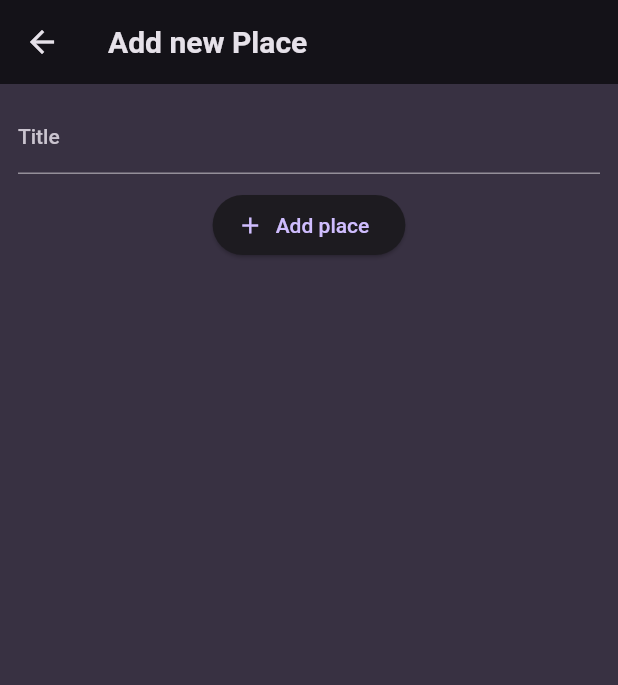
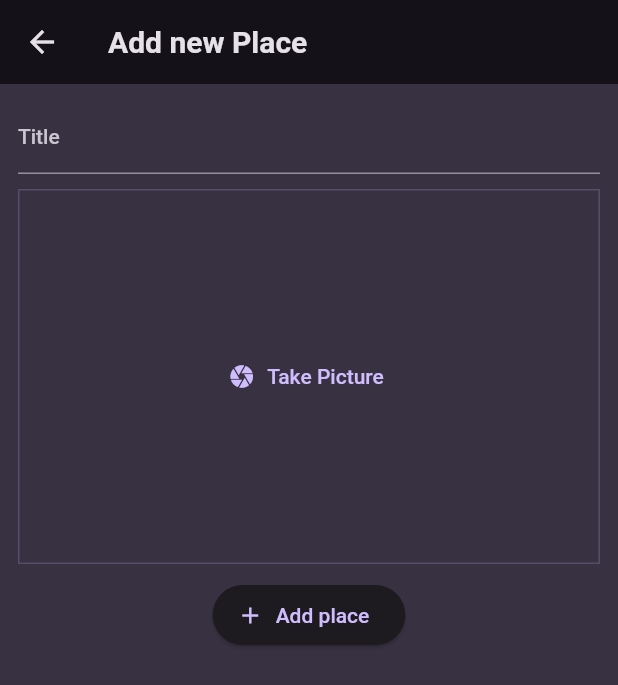
Before and after one commit to manas-yu/newplaces, a Flutter app: the AddPlacesScreen screen opened directly, after a tap on "Add place", on a phone screen of 412 x 824 dp. Shown: the top 685 px of the screen. Run offline on Flutter 3.47's test engine with Material 2 defaults, Android fonts, the phone set to English and light mode, and no system bars; our stand-ins replace flutter_riverpod, google_fonts, image_picker.

Commit message:
picked image

```diff
--- a/lib/models/place.dart
+++ b/lib/models/place.dart
@@ -1,9 +1,12 @@
+import 'dart:io';
+
 import 'package:uuid/uuid.dart';
 
 const uuid = Uuid();
 
 class Place {
-  Place({required this.title}) : id = uuid.v4();
+  Place({required this.title, required this.image}) : id = uuid.v4();
   final String title;
   final String id;
+  final File image;
 }
--- a/lib/providers/user_providers.dart
+++ b/lib/providers/user_providers.dart
@@ -1,10 +1,12 @@
+import 'dart:io';
+
 import 'package:newplaces/models/place.dart';
 import 'package:flutter_riverpod/flutter_riverpod.dart';
 
 class UserPlacesNotifier extends StateNotifier<List<Place>> {
   UserPlacesNotifier() : super(const []);
-  void addPlace(String title) {
-    final newPlace = Place(title: title);
+  void addPlace(String title, File image) {
+    final newPlace = Place(title: title, image: image);
     state = [newPlace, ...state];
   }
 }
--- a/lib/screens/add_places.dart
+++ b/lib/screens/add_places.dart
@@ -1,6 +1,9 @@
+import 'dart:io';
+
 import 'package:flutter/material.dart';
 import 'package:flutter_riverpod/flutter_riverpod.dart';
 import 'package:newplaces/providers/user_providers.dart';
+import 'package:newplaces/widgets/image_input.dart';
 
 class AddPlacesScreen extends ConsumerStatefulWidget {
   const AddPlacesScreen({super.key});
@@ -10,13 +13,16 @@
 }
 
 class _AddPlacesScreenState extends ConsumerState<AddPlacesScreen> {
+  File? _selectedImage;
   final _titleController = TextEditingController();
   void savePlace() {
     final enteredTitle = _titleController.text;
-    if (enteredTitle.isEmpty) {
+    if (enteredTitle.isEmpty || _selectedImage == null) {
       return;
     }
-    ref.read(userPlaceProvider.notifier).addPlace(enteredTitle);
+    ref
+        .read(userPlaceProvider.notifier)
+        .addPlace(enteredTitle, _selectedImage!);
     Navigator.of(context).pop();
   }
 
@@ -45,6 +51,12 @@
             const SizedBox(
               height: 10,
             ),
+            ImageInput(
+              onPickedImage: (image) => _selectedImage = image,
+            ),
+            const SizedBox(
+              height: 10,
+            ),
             ElevatedButton.icon(
                 onPressed: savePlace,
                 icon: const Icon(Icons.add),
--- /dev/null
+++ b/lib/widgets/image_input.dart
@@ -0,0 +1,60 @@
+import 'dart:io';
+
+import 'package:flutter/material.dart';
+import 'package:image_picker/image_picker.dart';
+
+class ImageInput extends StatefulWidget {
+  const ImageInput({super.key, required this.onPickedImage});
+  final void Function(File image) onPickedImage;
+  @override
+  State<ImageInput> createState() => _ImageInputState();
+}
+
+class _ImageInputState extends State<ImageInput> {
+  File? _selectedImage;
+
+  void _takePicture() async {
+    final imagePicker = ImagePicker();
+    final pickedImage =
+        await imagePicker.pickImage(source: ImageSource.camera, maxWidth: 600);
+    if (pickedImage == null) {
+      return;
+    }
+    setState(() {
+      _selectedImage = File(pickedImage.path);
+    });
+    widget.onPickedImage(_selectedImage!);
+  }
+
+  @override
+  Widget build(BuildContext context) {
+    Widget content = TextButton.icon(
+      onPressed: _takePicture,
+      icon: const Icon(Icons.camera),
+      label: const Text('Take Picture'),
+    );
+    if (_selectedImage != null) {
+      content = GestureDetector(
+        onTap: _takePicture,
+        child: Image.file(
+          _selectedImage!,
+          fit: BoxFit.cover,
+          width: double.infinity,
+          height: double.infinity,
+        ),
+      );
+    }
+    return Container(
+      height: 250,
+      width: double.infinity,
+      decoration: BoxDecoration(
+        border: Border.all(
+          width: 1,
+          color: Theme.of(context).colorScheme.primary.withOpacity(0.2),
+        ),
+      ),
+      alignment: Alignment.center,
+      child: content,
+    );
+  }
+}
--- a/lib/widgets/places_list.dart
+++ b/lib/widgets/places_list.dart
@@ -1,6 +1,6 @@
 import 'package:flutter/material.dart';
-import 'package:newplaces/main.dart';
-import 'package:newplaces/screens/palce_detail.dart';
+
+import 'package:newplaces/screens/place_detail.dart';
 import '../models/place.dart';
 
 class PlacesList extends StatelessWidget {
--- a/pubspec.yaml
+++ b/pubspec.yaml
@@ -33,6 +33,7 @@
     sdk: flutter
   flutter_riverpod: ^2.3.6
   google_fonts: ^4.0.4
+  image_picker: ^0.8.7+4
   riverpod: ^2.3.6
   uuid: ^3.0.7
 
```
Also changed, not shown: lib/screens/place_detail.dart (renamed from lib/screens/palce_detail.dart), pubspec.lock.
